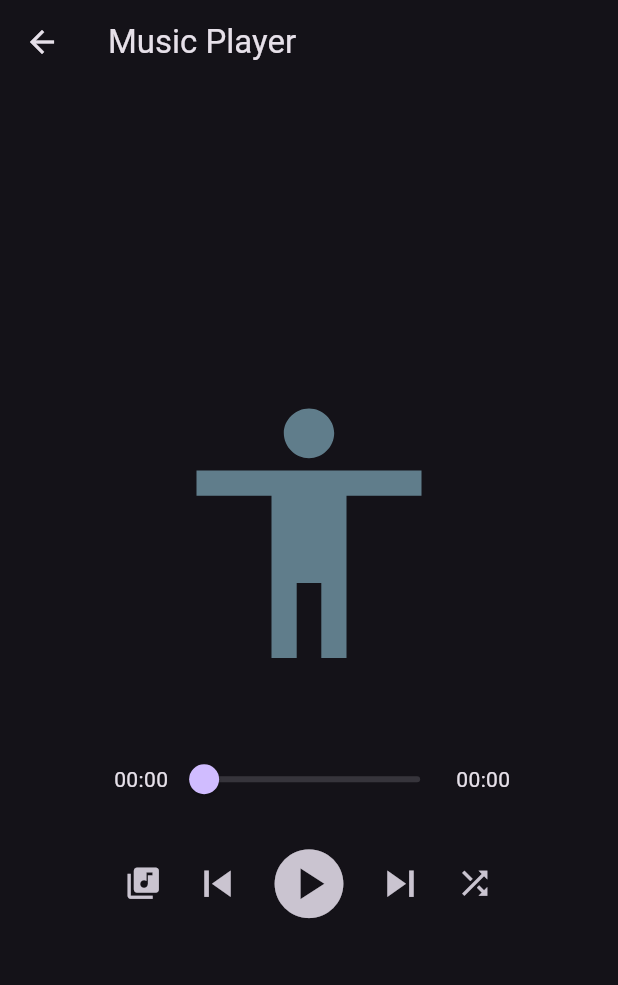
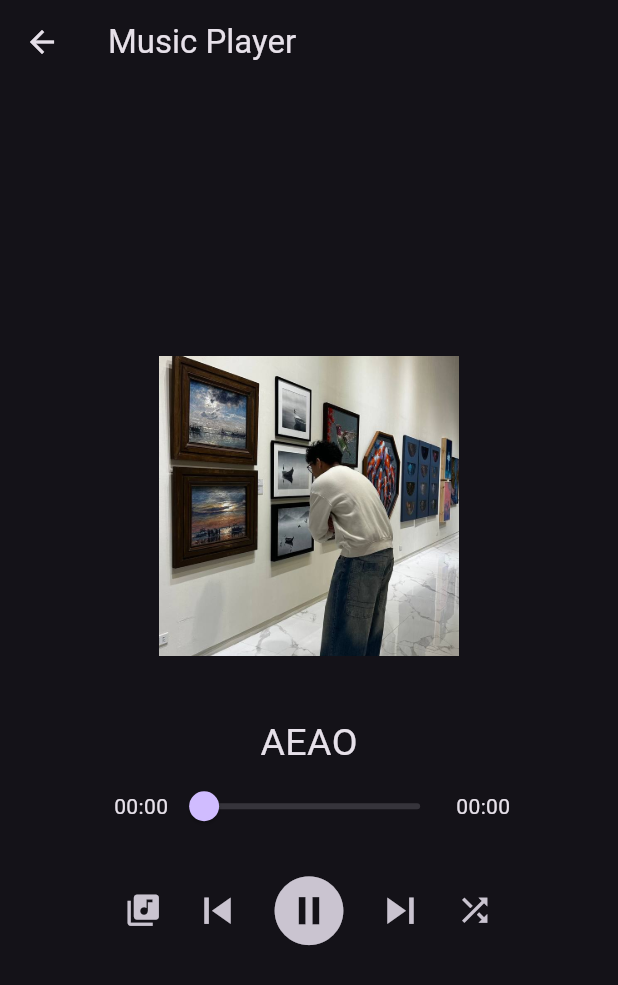
Before and after one commit to rainbowmole/app_development_w-_flutter, a Flutter app: the ActivityPage1 screen opened directly, on a phone screen of 412 x 824 dp. Shown: the top 985 px of the screen. Run offline on Flutter 3.47's test engine with Material 3 defaults, Android fonts, the phone set to English and light mode, and no system bars; our stand-ins replace audioplayers.

Commit message:
updated version of app dev

```diff
--- a/lib/pages/act1_page.dart
+++ b/lib/pages/act1_page.dart
@@ -13,7 +13,7 @@ class _YourMusicPlayer extends State<ActivityPage1>{
   final AudioPlayer _audioPlayer = AudioPlayer();
   int _currentIndex = 0;
   bool _isPlaying = false;
-  bool _playPause = true;
+  bool _playPause = false;
 
   Duration _duration = Duration.zero;
   Duration _position = Duration.zero;
@@ -31,21 +31,31 @@ class _YourMusicPlayer extends State<ActivityPage1>{
     "assets/music/SugarOnMyTongue.mp3"
   ];
 
+  List<String> cover = [
+    "assets/cover/1.jpg",
+    "assets/cover/2.jpg",
+    "assets/cover/3.jpg",
+    "assets/cover/4.jpg",
+    "assets/cover/5.jpg",
+    "assets/cover/6.jpg",
+    "assets/cover/7.jpg",
+    "assets/cover/8.jpg",
+    "assets/cover/9.jpg",
+    "assets/cover/10.jpg",
+  ];
+
   Future<void> _playSong(int index) async {
     await _audioPlayer.stop();
     await _audioPlayer.play(AssetSource(songs[index].replaceFirst("assets/", "")));
     setState(() {
       _currentIndex = index;
       _isPlaying = true;
+      _playPause = false;
     });
   }
 
   Future<void> _togglePlayPause() async {
-    if (_isPlaying){
-      await _audioPlayer.pause();
-    } else {
-      await _audioPlayer.resume();
-    }
+    _isPlaying ? await _audioPlayer.pause() : await _audioPlayer.resume();
     setState(() {
       _isPlaying = !_isPlaying;
       _playPause = !_playPause;
@@ -78,19 +88,19 @@ class _YourMusicPlayer extends State<ActivityPage1>{
   void initState() {
     super.initState();
 
-    // Listen for total song duration
     _audioPlayer.onDurationChanged.listen((d) {
       setState(() {
         _duration = d;
       });
     });
 
-    // Listen for current playing position
     _audioPlayer.onPositionChanged.listen((p) {
       setState(() {
         _position = p;
       });
     });
+
+    _audioPlayer.setSource(AssetSource(songs[_currentIndex].replaceFirst("assets/", "")));
   }
 
 
@@ -101,7 +111,7 @@ class _YourMusicPlayer extends State<ActivityPage1>{
     super.dispose();
   }
 
-//bale ito yung elements ng music player mo
+//bale ito yung front end elements ng music player
   @override
   Widget build(BuildContext context) {
     return Scaffold(
@@ -112,8 +122,23 @@ class _YourMusicPlayer extends State<ActivityPage1>{
         child: Column(
           mainAxisAlignment: MainAxisAlignment.center,
           children: [
-            const Icon(Icons.accessibility, size: 200, color: Colors.blueGrey),
+
+            Image.asset(
+              cover[_currentIndex % cover.length],
+              width: 200,
+              height: 200,
+              fit: BoxFit.cover,
+              errorBuilder: (context, error, stackTrace) {
+                return const Icon(Icons.accessibility, size: 200, color: Colors.blueGrey);
+              },
+            ),
+
             const SizedBox(height: 40),
+
+            Text(
+              songs[_currentIndex].split("/").last.replaceAll(".mp3", ""),
+              style: const TextStyle(fontSize: 25),
+            ),
 
             SizedBox(
               width: 300,
@@ -127,7 +152,7 @@ class _YourMusicPlayer extends State<ActivityPage1>{
                   Slider(
                     min: 0,
                     max: _duration.inMilliseconds.toDouble(),
-                    value: _position.inMilliseconds.clamp(0, _duration.inMilliseconds).toDouble(),
+                    value: _position.inMilliseconds.clamp(0, _duration.inMilliseconds).toDouble(), //para smooth milliseconds
                     onChanged: (value) async{
                       final newPosition = Duration(milliseconds: value.toInt());
                       await _audioPlayer.seek(newPosition);
@@ -158,7 +183,7 @@ class _YourMusicPlayer extends State<ActivityPage1>{
                       ),
                     ),
                   ),
-                ), //navigation push daw sabi ni sir, HOW??!?
+                ), //navigation push daw
 
                 IconButton(
                   icon: const Icon(Icons.skip_previous),
@@ -204,6 +229,8 @@ class SongListPage extends StatelessWidget{
         itemCount: songs.length,
         itemBuilder: (context, index){
           String songName = songs[index].split("/").last;
+          int songNumber = index + 1;
+          songName = "$songNumber. " + songName.replaceAll(".mp3", "");
           return ListTile(
             title: Text(songName),
             onTap: () => onSongSelected(index),
```
Also changed, not shown: pubspec.lock.
